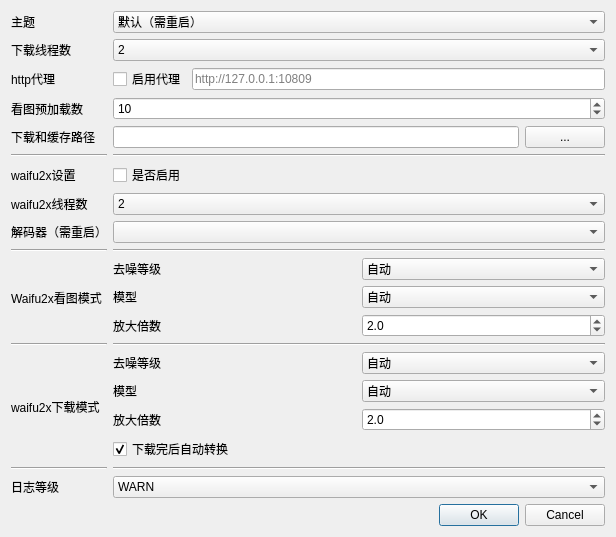
First picture: the form in ui/setting.ui, repository tonquer/ehentai-qt, before the edit.
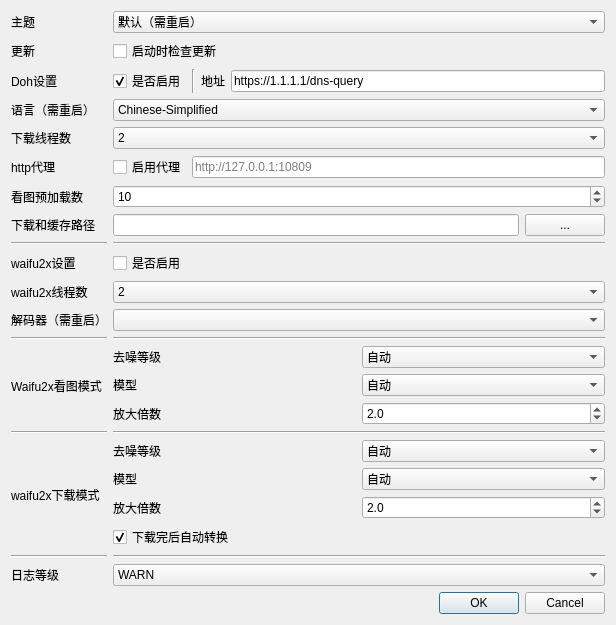
Second picture: the form after the edit.

What changed in the file:
```diff
--- a/ui/setting.ui
+++ b/ui/setting.ui
@@ -7,7 +7,7 @@
     <x>0</x>
     <y>0</y>
     <width>616</width>
-    <height>530</height>
+    <height>593</height>
    </rect>
   </property>
   <property name="windowTitle">
@@ -25,97 +25,31 @@
      </item>
      <item row="0" column="0">
       <layout class="QGridLayout" name="gridLayout_3">
-       <item row="12" column="0">
-        <widget class="QLabel" name="label_16">
-         <property name="text">
-          <string>waifu2x下载模式</string>
+       <item row="4" column="0">
+        <widget class="QLabel" name="label">
+         <property name="frameShape">
+          <enum>QFrame::NoFrame</enum>
          </property>
-        </widget>
-       </item>
-       <item row="14" column="0">
-        <widget class="QLabel" name="label_10">
          <property name="text">
-          <string>日志等级</string>
+          <string>下载线程数</string>
          </property>
         </widget>
        </item>
-       <item row="5" column="0">
+       <item row="8" column="0">
         <widget class="Line" name="line_7">
          <property name="orientation">
           <enum>Qt::Horizontal</enum>
          </property>
         </widget>
        </item>
-       <item row="9" column="0">
-        <widget class="Line" name="line_3">
-         <property name="orientation">
-          <enum>Qt::Horizontal</enum>
-         </property>
-        </widget>
-       </item>
-       <item row="3" column="2">
-        <widget class="QSpinBox" name="preDownNum">
-         <property name="minimum">
-          <number>1</number>
-         </property>
-         <property name="value">
-          <number>10</number>
-         </property>
-        </widget>
-       </item>
-       <item row="13" column="2">
-        <widget class="Line" name="line_6">
-         <property name="orientation">
-          <enum>Qt::Horizontal</enum>
-         </property>
-        </widget>
-       </item>
-       <item row="7" column="0">
-        <widget class="QLabel" name="label_8">
+       <item row="3" column="0">
+        <widget class="QLabel" name="label_lang">
          <property name="text">
-          <string>waifu2x线程数</string>
+          <string>语言（需重启）</string>
          </property>
         </widget>
        </item>
-       <item row="8" column="2">
-        <widget class="QComboBox" name="encodeSelect"/>
-       </item>
        <item row="7" column="2">
-        <widget class="QComboBox" name="threadSelect">
-         <item>
-          <property name="text">
-           <string>2</string>
-          </property>
-         </item>
-        </widget>
-       </item>
-       <item row="8" column="0">
-        <widget class="QLabel" name="label_3">
-         <property name="text">
-          <string>解码器（需重启）</string>
-         </property>
-        </widget>
-       </item>
-       <item row="14" column="2">
-        <widget class="QComboBox" name="logBox">
-         <item>
-          <property name="text">
-           <string>WARN</string>
-          </property>
-         </item>
-         <item>
-          <property name="text">
-           <string>INFO</string>
-          </property>
-         </item>
-         <item>
-          <property name="text">
-           <string>DEBUG</string>
-          </property>
-         </item>
-        </widget>
-       </item>
-       <item row="4" column="2">
         <layout class="QHBoxLayout" name="horizontalLayout_3">
          <item>
           <layout class="QHBoxLayout" name="horizontalLayout_4">
@@ -133,59 +67,90 @@
          </item>
         </layout>
        </item>
-       <item row="6" column="0">
-        <widget class="QLabel" name="label_6">
-         <property name="text">
-          <string>waifu2x设置</string>
-         </property>
-        </widget>
-       </item>
-       <item row="6" column="2">
-        <widget class="QCheckBox" name="checkBox">
-         <property name="text">
-          <string>是否启用</string>
-         </property>
-        </widget>
-       </item>
        <item row="1" column="0">
-        <widget class="QLabel" name="label">
-         <property name="frameShape">
-          <enum>QFrame::NoFrame</enum>
+        <widget class="QLabel" name="label_update">
+         <property name="maximumSize">
+          <size>
+           <width>16777215</width>
+           <height>19</height>
+          </size>
          </property>
          <property name="text">
-          <string>下载线程数</string>
+          <string>更新</string>
          </property>
         </widget>
        </item>
-       <item row="2" column="0">
-        <widget class="QLabel" name="label_2">
-         <property name="text">
-          <string>http代理</string>
-         </property>
-        </widget>
-       </item>
-       <item row="11" column="0">
+       <item row="14" column="0">
         <widget class="Line" name="line">
          <property name="orientation">
           <enum>Qt::Horizontal</enum>
          </property>
         </widget>
        </item>
-       <item row="9" column="2">
-        <widget class="Line" name="line_4">
+       <item row="15" column="0">
+        <widget class="QLabel" name="label_16">
+         <property name="text">
+          <string>waifu2x下载模式</string>
+         </property>
+        </widget>
+       </item>
+       <item row="16" column="0">
+        <widget class="Line" name="line_5">
          <property name="orientation">
           <enum>Qt::Horizontal</enum>
          </property>
         </widget>
        </item>
-       <item row="0" column="0">
-        <widget class="QLabel" name="label_4">
+       <item row="5" column="2">
+        <layout class="QHBoxLayout" name="horizontalLayout_5">
+         <item>
+          <widget class="QCheckBox" name="httpProxy">
+           <property name="text">
+            <string>启用代理</string>
+           </property>
+          </widget>
+         </item>
+         <item>
+          <widget class="QLineEdit" name="httpEdit">
+           <property name="placeholderText">
+            <string>http://127.0.0.1:10809</string>
+           </property>
+          </widget>
+         </item>
+        </layout>
+       </item>
+       <item row="12" column="0">
+        <widget class="Line" name="line_3">
+         <property name="orientation">
+          <enum>Qt::Horizontal</enum>
+         </property>
+        </widget>
+       </item>
+       <item row="11" column="2">
+        <widget class="QComboBox" name="encodeSelect"/>
+       </item>
+       <item row="2" column="0">
+        <widget class="QLabel" name="label_9">
          <property name="text">
-          <string>主题</string>
+          <string>Doh设置</string>
          </property>
         </widget>
        </item>
-       <item row="12" column="2">
+       <item row="1" column="2">
+        <widget class="QCheckBox" name="checkBox_IsUpdate">
+         <property name="text">
+          <string>启动时检查更新</string>
+         </property>
+        </widget>
+       </item>
+       <item row="14" column="2">
+        <widget class="Line" name="line_2">
+         <property name="orientation">
+          <enum>Qt::Horizontal</enum>
+         </property>
+        </widget>
+       </item>
+       <item row="15" column="2">
         <layout class="QGridLayout" name="gridLayout_5">
          <item row="2" column="0">
           <widget class="QLabel" name="label_19">
@@ -289,118 +254,72 @@
          </item>
         </layout>
        </item>
-       <item row="10" column="0">
-        <widget class="QLabel" name="label_12">
-         <property name="text">
-          <string>Waifu2x看图模式</string>
+       <item row="8" column="2">
+        <widget class="Line" name="line_8">
+         <property name="orientation">
+          <enum>Qt::Horizontal</enum>
          </property>
         </widget>
        </item>
-       <item row="2" column="2">
-        <layout class="QHBoxLayout" name="horizontalLayout_5">
-         <item>
-          <widget class="QCheckBox" name="httpProxy">
-           <property name="text">
-            <string>启用代理</string>
-           </property>
-          </widget>
-         </item>
-         <item>
-          <widget class="QLineEdit" name="httpEdit">
-           <property name="placeholderText">
-            <string>http://127.0.0.1:10809</string>
-           </property>
-          </widget>
-         </item>
-        </layout>
-       </item>
-       <item row="3" column="0">
+       <item row="6" column="0">
         <widget class="QLabel" name="label_7">
          <property name="text">
           <string>看图预加载数</string>
          </property>
         </widget>
        </item>
-       <item row="5" column="2">
-        <widget class="Line" name="line_8">
+       <item row="16" column="2">
+        <widget class="Line" name="line_6">
          <property name="orientation">
           <enum>Qt::Horizontal</enum>
          </property>
         </widget>
        </item>
-       <item row="11" column="2">
-        <widget class="Line" name="line_2">
-         <property name="orientation">
-          <enum>Qt::Horizontal</enum>
+       <item row="11" column="0">
+        <widget class="QLabel" name="label_3">
+         <property name="text">
+          <string>解码器（需重启）</string>
          </property>
         </widget>
        </item>
-       <item row="4" column="0">
+       <item row="7" column="0">
         <widget class="QLabel" name="label_5">
          <property name="text">
           <string>下载和缓存路径</string>
          </property>
         </widget>
        </item>
-       <item row="1" column="2">
-        <widget class="QComboBox" name="comboBox">
-         <property name="placeholderText">
-          <string/>
+       <item row="10" column="0">
+        <widget class="QLabel" name="label_8">
+         <property name="text">
+          <string>waifu2x线程数</string>
          </property>
-         <item>
-          <property name="text">
-           <string>2</string>
-          </property>
-         </item>
-         <item>
-          <property name="text">
-           <string>3</string>
-          </property>
-         </item>
-         <item>
-          <property name="text">
-           <string>4</string>
-          </property>
-         </item>
-         <item>
-          <property name="text">
-           <string>5</string>
-          </property>
-         </item>
-         <item>
-          <property name="text">
-           <string>6</string>
-          </property>
-         </item>
         </widget>
        </item>
-       <item row="13" column="0">
-        <widget class="Line" name="line_5">
-         <property name="orientation">
-          <enum>Qt::Horizontal</enum>
+       <item row="0" column="0">
+        <widget class="QLabel" name="label_4">
+         <property name="text">
+          <string>主题</string>
          </property>
         </widget>
        </item>
-       <item row="0" column="2">
-        <widget class="QComboBox" name="themeBox">
-         <item>
-          <property name="text">
-           <string>默认（需重启）</string>
-          </property>
-         </item>
-         <item>
-          <property name="text">
-           <string>黑</string>
-          </property>
-         </item>
-         <item>
-          <property name="text">
-           <string>白</string>
-          </property>
-         </item>
-        </widget>
-       </item>
        <item row="10" column="2">
+        <widget class="QComboBox" name="threadSelect">
+         <item>
+          <property name="text">
+           <string>2</string>
+          </property>
+         </item>
+        </widget>
+       </item>
+       <item row="9" column="2">
+        <widget class="QCheckBox" name="checkBox">
+         <property name="text">
+          <string>是否启用</string>
+         </property>
+        </widget>
+       </item>
+       <item row="13" column="2">
         <layout class="QGridLayout" name="gridLayout_4">
          <item row="0" column="2">
           <widget class="QComboBox" name="readNoise">
@@ -494,6 +413,175 @@
          </item>
         </layout>
        </item>
+       <item row="5" column="0">
+        <widget class="QLabel" name="label_2">
+         <property name="text">
+          <string>http代理</string>
+         </property>
+        </widget>
+       </item>
+       <item row="12" column="2">
+        <widget class="Line" name="line_4">
+         <property name="orientation">
+          <enum>Qt::Horizontal</enum>
+         </property>
+        </widget>
+       </item>
+       <item row="9" column="0">
+        <widget class="QLabel" name="label_6">
+         <property name="text">
+          <string>waifu2x设置</string>
+         </property>
+        </widget>
+       </item>
+       <item row="17" column="0">
+        <widget class="QLabel" name="label_10">
+         <property name="text">
+          <string>日志等级</string>
+         </property>
+        </widget>
+       </item>
+       <item row="13" column="0">
+        <widget class="QLabel" name="label_12">
+         <property name="text">
+          <string>Waifu2x看图模式</string>
+         </property>
+        </widget>
+       </item>
+       <item row="0" column="2">
+        <widget class="QComboBox" name="themeBox">
+         <item>
+          <property name="text">
+           <string>默认（需重启）</string>
+          </property>
+         </item>
+         <item>
+          <property name="text">
+           <string>黑</string>
+          </property>
+         </item>
+         <item>
+          <property name="text">
+           <string>白</string>
+          </property>
+         </item>
+        </widget>
+       </item>
+       <item row="2" column="2">
+        <layout class="QHBoxLayout" name="horizontalLayout_6">
+         <item>
+          <widget class="QCheckBox" name="dohBox">
+           <property name="text">
+            <string>是否启用</string>
+           </property>
+           <property name="checked">
+            <bool>true</bool>
+           </property>
+          </widget>
+         </item>
+         <item>
+          <widget class="Line" name="line_9">
+           <property name="orientation">
+            <enum>Qt::Vertical</enum>
+           </property>
+          </widget>
+         </item>
+         <item>
+          <widget class="QLabel" name="label_20">
+           <property name="text">
+            <string>地址</string>
+           </property>
+          </widget>
+         </item>
+         <item>
+          <widget class="QLineEdit" name="dohLine">
+           <property name="text">
+            <string>https://1.1.1.1/dns-query</string>
+           </property>
+          </widget>
+         </item>
+        </layout>
+       </item>
+       <item row="4" column="2">
+        <widget class="QComboBox" name="comboBox">
+         <property name="placeholderText">
+          <string/>
+         </property>
+         <item>
+          <property name="text">
+           <string>2</string>
+          </property>
+         </item>
+         <item>
+          <property name="text">
+           <string>3</string>
+          </property>
+         </item>
+         <item>
+          <property name="text">
+           <string>4</string>
+          </property>
+         </item>
+         <item>
+          <property name="text">
+           <string>5</string>
+          </property>
+         </item>
+         <item>
+          <property name="text">
+           <string>6</string>
+          </property>
+         </item>
+        </widget>
+       </item>
+       <item row="6" column="2">
+        <widget class="QSpinBox" name="preDownNum">
+         <property name="minimum">
+          <number>1</number>
+         </property>
+         <property name="value">
+          <number>10</number>
+         </property>
+        </widget>
+       </item>
+       <item row="3" column="2">
+        <widget class="QComboBox" name="langSelect">
+         <item>
+          <property name="text">
+           <string>Chinese-Simplified</string>
+          </property>
+         </item>
+         <item>
+          <property name="text">
+           <string>Chinese-Traditional</string>
+          </property>
+         </item>
+         <item>
+          <property name="text">
+           <string>English</string>
+          </property>
+         </item>
+        </widget>
+       </item>
+       <item row="17" column="2">
+        <widget class="QComboBox" name="logBox">
+         <item>
+          <property name="text">
+           <string>WARN</string>
+          </property>
+         </item>
+         <item>
+          <property name="text">
+           <string>INFO</string>
+          </property>
+         </item>
+         <item>
+          <property name="text">
+           <string>DEBUG</string>
+          </property>
+         </item>
+        </widget>
+       </item>
       </layout>
      </item>
     </layout>
```
